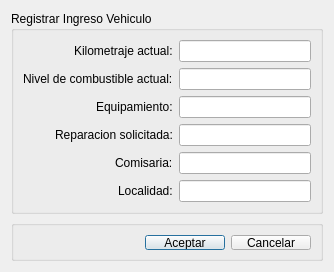
Above: src/ui/DialogDatosIngresoVehiculo.ui from guilleurrutia10/division-transporte before the change. Below: the same form after it.
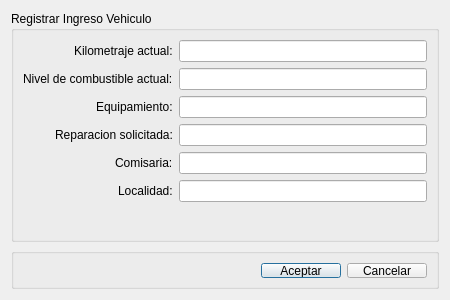
That is the form after the change.

What changed in the file:
```diff
--- a/src/ui/DialogDatosIngresoVehiculo.ui
+++ b/src/ui/DialogDatosIngresoVehiculo.ui
@@ -6,10 +6,16 @@
    <rect>
     <x>0</x>
     <y>0</y>
-    <width>334</width>
-    <height>244</height>
+    <width>450</width>
+    <height>300</height>
    </rect>
   </property>
+  <property name="minimumSize">
+   <size>
+    <width>450</width>
+    <height>300</height>
+   </size>
+  </property>
   <property name="windowTitle">
    <string>Registrar Ingreso Vehiculo</string>
   </property>
```
